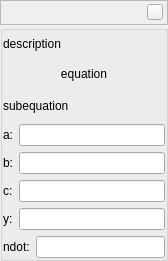
Old version of the form src/gui/customDeltaTEquationDialog.ui in the repository 519984307/stellarium_src.
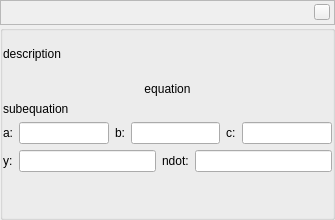
New version of the form. Custom widgets are drawn as their Qt base class.

Commit message: Updated GUI for set coefficients for custom equation of DeltaT

Diff of the .ui file:
```diff
--- a/src/gui/customDeltaTEquationDialog.ui
+++ b/src/gui/customDeltaTEquationDialog.ui
@@ -6,8 +6,8 @@
    <rect>
     <x>0</x>
     <y>0</y>
-    <width>168</width>
-    <height>261</height>
+    <width>335</width>
+    <height>220</height>
    </rect>
   </property>
   <layout class="QVBoxLayout" name="verticalLayout">
@@ -129,9 +129,18 @@
       </property>
       <item>
        <widget class="QLabel" name="labelDescription">
+        <property name="sizePolicy">
+         <sizepolicy hsizetype="MinimumExpanding" vsizetype="MinimumExpanding">
+          <horstretch>0</horstretch>
+          <verstretch>0</verstretch>
+         </sizepolicy>
+        </property>
         <property name="text">
          <string notr="true">description</string>
         </property>
+        <property name="wordWrap">
+         <bool>true</bool>
+        </property>
        </widget>
       </item>
       <item>
@@ -170,10 +179,6 @@
           </property>
          </widget>
         </item>
-       </layout>
-      </item>
-      <item>
-       <layout class="QHBoxLayout" name="horizontalLayout_2">
         <item>
          <widget class="QLabel" name="labelCoefficientB">
           <property name="text">
@@ -188,10 +193,6 @@
           </property>
          </widget>
         </item>
-       </layout>
-      </item>
-      <item>
-       <layout class="QHBoxLayout" name="horizontalLayout_4">
         <item>
          <widget class="QLabel" name="labelCoefficientC">
           <property name="text">
@@ -224,10 +225,6 @@
           </property>
          </widget>
         </item>
-       </layout>
-      </item>
-      <item>
-       <layout class="QHBoxLayout" name="horizontalLayout_6">
         <item>
          <widget class="QLabel" name="labelNDot">
           <property name="text">
@@ -244,6 +241,19 @@
         </item>
        </layout>
       </item>
+      <item>
+       <spacer name="verticalSpacer">
+        <property name="orientation">
+         <enum>Qt::Vertical</enum>
+        </property>
+        <property name="sizeHint" stdset="0">
+         <size>
+          <width>20</width>
+          <height>40</height>
+         </size>
+        </property>
+       </spacer>
+      </item>
      </layout>
     </widget>
    </item>
```
Left out of the diff: 39 changed lines with no effect on the pictures. The commit also changes 1 other file.
